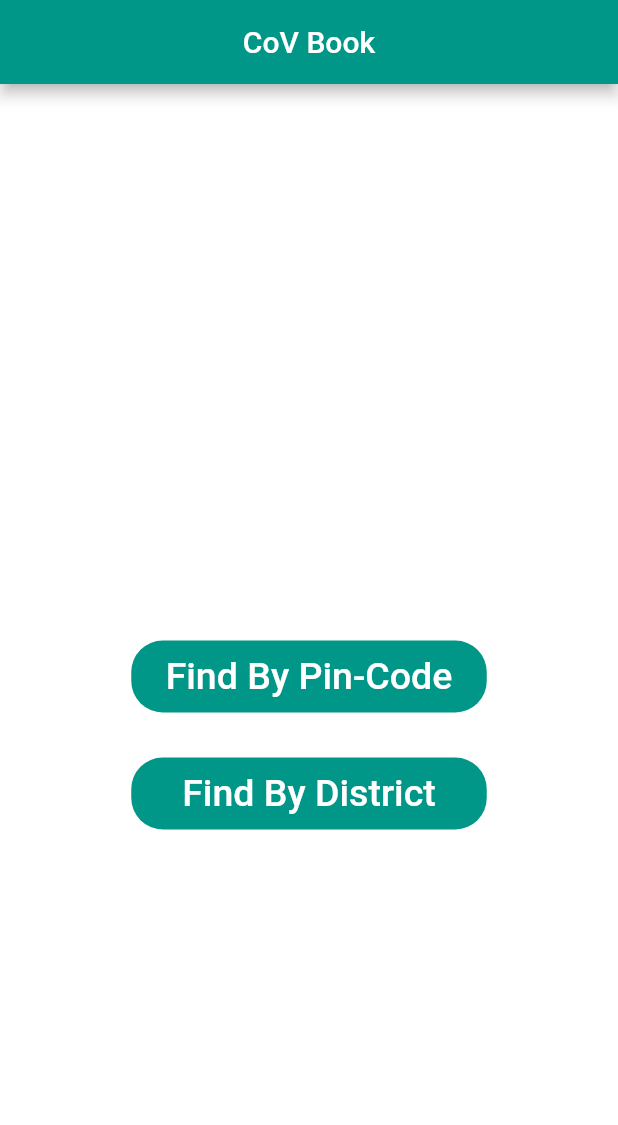
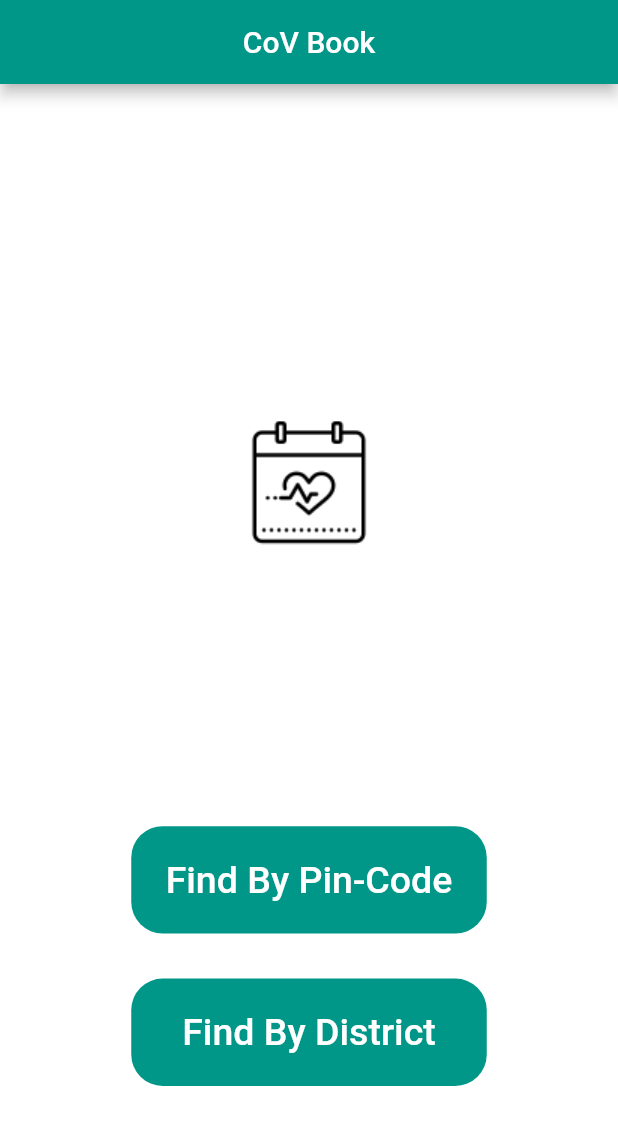
Before and after one commit to NidhiBhanushali3701/cov_book, a Flutter app: the screen it shows after launch, on a phone screen of 412 x 824 dp. Shown: the top 1125 px of the screen. Run offline on Flutter 3.47's test engine with Material 2 defaults, Android fonts, the phone set to English and light mode, and no system bars.

Commit message:
UI changed

```diff
--- a/lib/start_screen.dart
+++ b/lib/start_screen.dart
@@ -15,41 +15,77 @@ class StartApp extends StatelessWidget {
       ),
       backgroundColor: Colors.white,
       body: Padding(
-        padding: const EdgeInsets.only(top: 100.0),
+        padding: const EdgeInsets.only(left: 30,right: 30,bottom: 100,top: 50),
         child: Container(
           child: Center(
             child: Column(
               mainAxisAlignment: MainAxisAlignment.center,
               children: <Widget>[
-                Container(
+                Expanded(
+                  flex: 6,
+                  child: Center(
+                    child: Padding(
+                      padding: const EdgeInsets.all(1.0),
+                      child: Container(
+                        decoration: BoxDecoration(
+                          color: Colors.white70,
+                          borderRadius: BorderRadius.circular(15),
+                        ),
+                        child: Image.asset(
+                          "images/icon.png",
+                          height: 140,
+                          width: 140,
+                        ),
+                      ),
+                    ),
+                  ),
+                ),
+                SizedBox(
+                  height: 15,
+                ),
+                Expanded(
+                  flex: 1,
+                  child: Container(
                     height: 48,
                     width: 237,
                     decoration: BoxDecoration(
                       color: Colors.teal,
-                    borderRadius: BorderRadius.circular(21),),
+                      borderRadius: BorderRadius.circular(21),
+                    ),
                     child: TextButton(
                       onPressed: () {
                         print("find by pincode");
                         Navigator.pushNamed(context, PinCodeScreen.id);
                       },
-                    child: Text("Find By Pin-Code",style: TextStyle(color: Colors.white, fontSize: 25),),
+                      child: Text(
+                        "Find By Pin-Code",
+                        style: TextStyle(color: Colors.white, fontSize: 25),
+                      ),
+                    ),
                   ),
                 ),
                 SizedBox(
                   height: 30,
                 ),
-                Container(
+                Expanded(
+                  flex: 1,
+                  child: Container(
                     height: 48,
                     width: 237,
                     decoration: BoxDecoration(
                       color: Colors.teal,
-                    borderRadius: BorderRadius.circular(21),),
+                      borderRadius: BorderRadius.circular(21),
+                    ),
                     child: TextButton(
                       onPressed: () {
                         print("find by district");
                         Navigator.pushNamed(context, DistrictScreen.id);
                       },
-                    child: Text("Find By District",style: TextStyle(color: Colors.white, fontSize: 25),),
+                      child: Text(
+                        "Find By District",
+                        style: TextStyle(color: Colors.white, fontSize: 25),
+                      ),
+                    ),
                   ),
                 ),
               ],
--- a/pubspec.yaml
+++ b/pubspec.yaml
@@ -48,8 +48,8 @@ flutter:
   uses-material-design: true
 
   # To add assets to your application, add an assets section, like this:
-  # assets:
-  #   - images/a_dot_burr.jpeg
+  assets:
+    - images/
   #   - images/a_dot_ham.jpeg
 
   # An image asset can refer to one or more resolution-specific "variants", see
```
Also changed, not shown: images/icon.png (added). Lines whose indentation alone changed are shown as unchanged.
